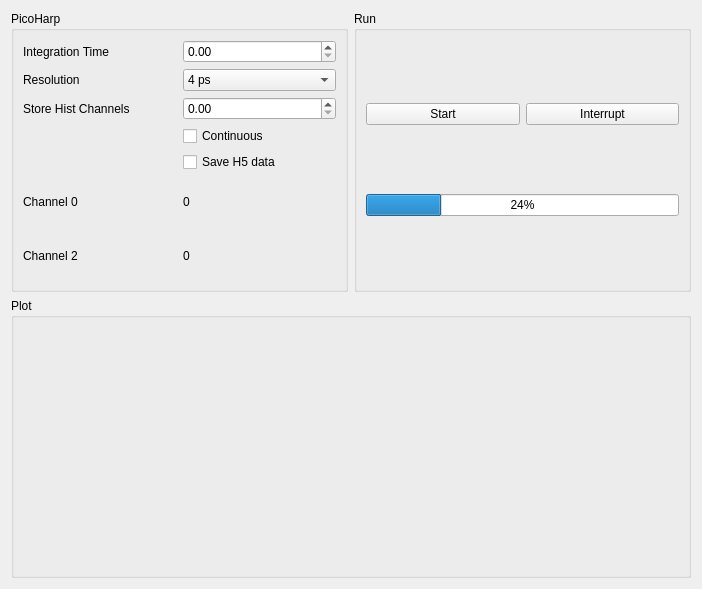
Above: HW_picoharp_master/picoharp_countrate_measure.ui from GingerLabUW/Microscope_App before the change. Below: the same form after it.
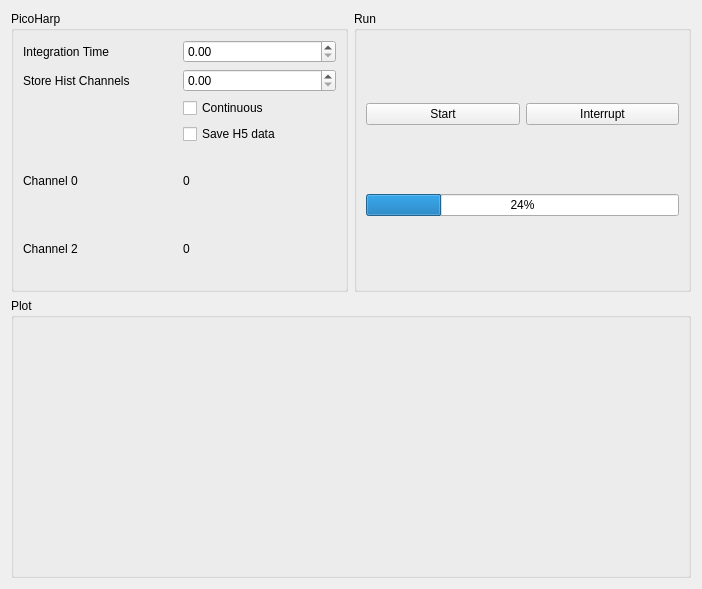
That is the form after the change.

Commit message: remove res combobox - not needed for this measurement

The edit to the form file:
```diff
--- a/HW_picoharp_master/picoharp_countrate_measure.ui
+++ b/HW_picoharp_master/picoharp_countrate_measure.ui
@@ -58,26 +58,33 @@
       <string>PicoHarp</string>
      </property>
      <layout class="QGridLayout" name="gridLayout">
-      <item row="4" column="1">
-       <widget class="QCheckBox" name="save_h5_checkBox">
-        <property name="text">
-         <string>Save H5 data</string>
-        </property>
-       </widget>
-      </item>
-      <item row="0" column="1">
-       <widget class="QDoubleSpinBox" name="picoharp_tacq_doubleSpinBox"/>
-      </item>
-      <item row="2" column="1">
+      <item row="1" column="1">
        <widget class="QDoubleSpinBox" name="hist_channels_doubleSpinBox"/>
       </item>
-      <item row="6" column="1">
+      <item row="2" column="1">
+       <widget class="QCheckBox" name="continuous_checkBox">
+        <property name="text">
+         <string>Continuous</string>
+        </property>
+       </widget>
+      </item>
+      <item row="4" column="0">
+       <widget class="QLabel" name="label_3">
+        <property name="text">
+         <string>Channel 0</string>
+        </property>
+       </widget>
+      </item>
+      <item row="5" column="1">
        <widget class="QLabel" name="ch1_label">
         <property name="text">
          <string>0</string>
         </property>
        </widget>
       </item>
+      <item row="0" column="1">
+       <widget class="QDoubleSpinBox" name="picoharp_tacq_doubleSpinBox"/>
+      </item>
       <item row="0" column="0">
        <widget class="QLabel" name="label">
         <property name="text">
@@ -85,90 +92,32 @@
         </property>
        </widget>
       </item>
-      <item row="2" column="0">
-       <widget class="QLabel" name="label_2">
+      <item row="4" column="1">
+       <widget class="QLabel" name="ch0_label">
         <property name="text">
-         <string>Store Hist Channels</string>
+         <string>0</string>
         </property>
        </widget>
       </item>
       <item row="5" column="0">
-       <widget class="QLabel" name="label_3">
-        <property name="text">
-         <string>Channel 0</string>
-        </property>
-       </widget>
-      </item>
-      <item row="6" column="0">
        <widget class="QLabel" name="label_4">
         <property name="text">
          <string>Channel 2</string>
         </property>
        </widget>
       </item>
-      <item row="3" column="1">
-       <widget class="QCheckBox" name="continuous_checkBox">
-        <property name="text">
-         <string>Continuous</string>
-        </property>
-       </widget>
-      </item>
-      <item row="5" column="1">
-       <widget class="QLabel" name="ch0_label">
-        <property name="text">
-         <string>0</string>
-        </property>
-       </widget>
-      </item>
       <item row="1" column="0">
-       <widget class="QLabel" name="label_5">
+       <widget class="QLabel" name="label_2">
         <property name="text">
-         <string>Resolution</string>
+         <string>Store Hist Channels</string>
         </property>
        </widget>
       </item>
-      <item row="1" column="1">
-       <widget class="QComboBox" name="resolution_comboBox">
-        <item>
-         <property name="text">
-          <string>4 ps</string>
-         </property>
-        </item>
-        <item>
-         <property name="text">
-          <string>8 ps</string>
-         </property>
-        </item>
-        <item>
-         <property name="text">
-          <string>16 ps</string>
-         </property>
-        </item>
-        <item>
-         <property name="text">
-          <string>32 ps</string>
-         </property>
-        </item>
-        <item>
-         <property name="text">
-          <string>64 ps</string>
-         </property>
-        </item>
-        <item>
-         <property name="text">
-          <string>128 ps</string>
-         </property>
-        </item>
-        <item>
-         <property name="text">
-          <string>256 ps</string>
-         </property>
-        </item>
-        <item>
-         <property name="text">
-          <string>512 ps</string>
-         </property>
-        </item>
+      <item row="3" column="1">
+       <widget class="QCheckBox" name="save_h5_checkBox">
+        <property name="text">
+         <string>Save H5 data</string>
+        </property>
        </widget>
       </item>
      </layout>
```
The commit also changes 1 other file.
